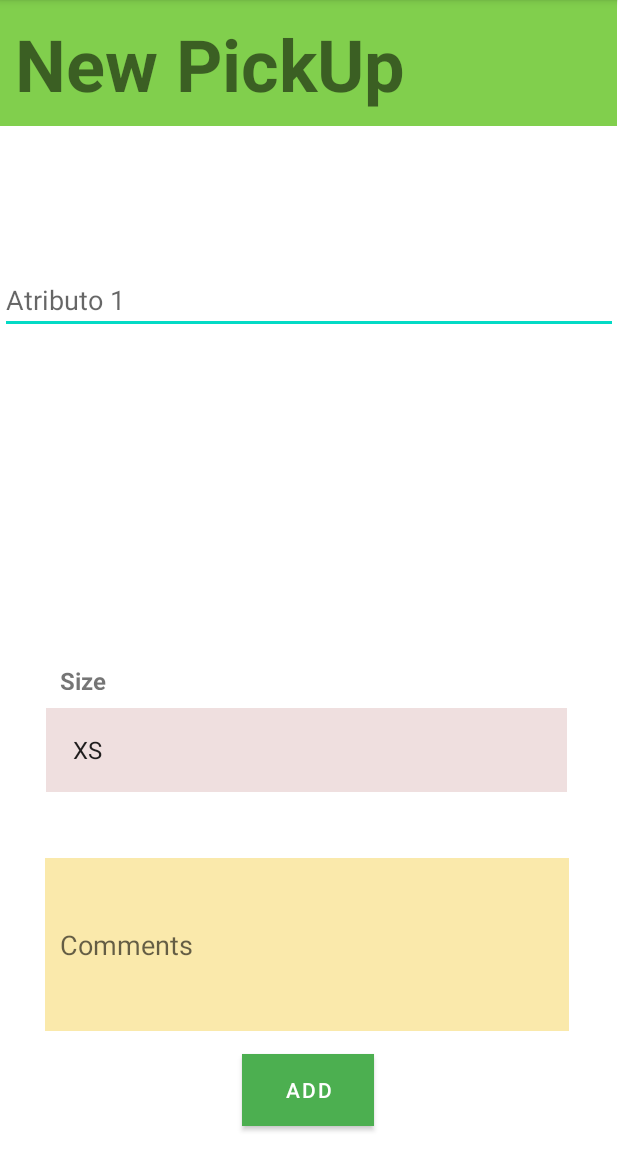
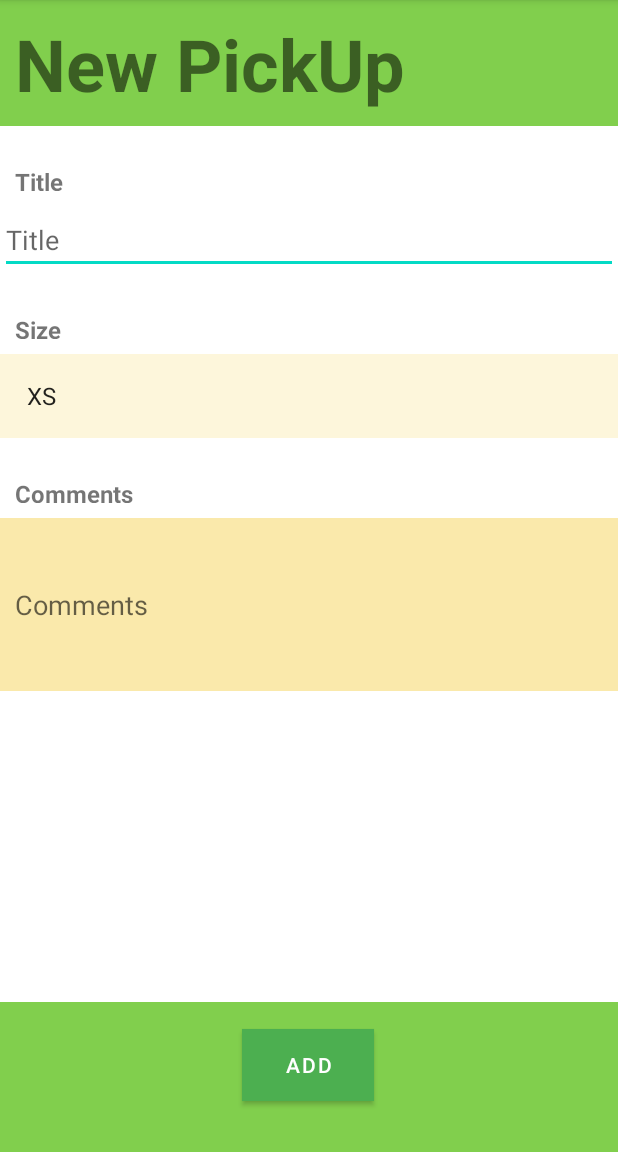
Before and after one commit to diego27wb/TFG_Android, an Android app: the screen it shows after launch (AgregarPickUpActivity), after a tap on "AGREGAR PICKUP", on a phone screen of 412 x 824 dp, the part 84-1236 px from its top. Run offline under Robolectric (Android 15) with nearby library versions, the phone set to English and light mode, and no system bars.

Commit message:
El pickup funciona pero un poco cutre

```diff
--- a/app/src/main/java/com/example/prueba05/DetallePickUpActivity.java
+++ b/app/src/main/java/com/example/prueba05/DetallePickUpActivity.java
@@ -38,10 +38,8 @@ public class DetallePickUpActivity extends AppCompatActivity {
         Geocoder geocoder = new Geocoder(DetallePickUpActivity.this, Locale.getDefault());
         try {
             List<Address> listAddress = geocoder.getFromLocation(pickUp.getPosition().getLatitude(),pickUp.getPosition().getLongitude(), 1);
-            //List<Address> listAddress = geocoder.getFromLocation(1.38,103.27, 1);
             if (listAddress.size()>0){
                 location.setText(listAddress.get(0).getCountryName().toString());
-                showToast(listAddress.get(0).getCountryCode().toString());
             }
         } catch(IOException e){
             showToast("ERROR");
--- a/app/src/main/java/com/example/prueba05/PickUpAdapter.java
+++ b/app/src/main/java/com/example/prueba05/PickUpAdapter.java
@@ -1,6 +1,8 @@
 package com.example.prueba05;
 
 import android.content.Context;
+import android.location.Address;
+import android.location.Geocoder;
 import android.view.LayoutInflater;
 import android.view.View;
 import android.view.ViewGroup;
@@ -10,7 +12,9 @@ import android.widget.TextView;
 import androidx.annotation.NonNull;
 import androidx.annotation.Nullable;
 
+import java.io.IOException;
 import java.util.List;
+import java.util.Locale;
 
 public class PickUpAdapter extends ArrayAdapter<PickUp> {
     public PickUpAdapter(Context context, List<PickUp> pickups){
@@ -28,10 +32,22 @@ public class PickUpAdapter extends ArrayAdapter<PickUp> {
         PickUp pickUp = getItem(position);
 
         TextView atributo1TextView = convertView.findViewById(R.id.titulo);
+        TextView pais = convertView.findViewById(R.id.pais);
 
         // Asigna los valores de los atributos a las vistas
         atributo1TextView.setText(pickUp.getTitulo());
 
+        Geocoder geocoder = new Geocoder(PickUpAdapter.this.getContext(), Locale.getDefault());
+        try {
+            List<Address> listAddress = geocoder.getFromLocation(pickUp.getPosition().getLatitude(),pickUp.getPosition().getLongitude(), 1);
+            if (listAddress.size()>0){
+                pais.setText(listAddress.get(0).getLocality().toString()+", "+listAddress.get(0).getCountryName().toString());
+                //pais.setText(listAddress.get(0).getCountryName().toString());
+            }
+        } catch(IOException e){
+            e.printStackTrace();
+        }
+
         return convertView;
     }
 }
--- a/app/src/main/res/layout/activity_agregar_pickup.xml
+++ b/app/src/main/res/layout/activity_agregar_pickup.xml
@@ -1,5 +1,6 @@
 <?xml version="1.0" encoding="utf-8"?>
-<androidx.constraintlayout.widget.ConstraintLayout xmlns:android="http://schemas.android.com/apk/res/android"
+<androidx.constraintlayout.widget.ConstraintLayout
+    xmlns:android="http://schemas.android.com/apk/res/android"
     xmlns:app="http://schemas.android.com/apk/res-auto"
     xmlns:tools="http://schemas.android.com/tools"
     android:layout_width="match_parent"
@@ -8,136 +9,113 @@
 
     <TextView
         android:id="@+id/titleTextView"
-        android:layout_width="411dp"
+        android:layout_width="0dp"
         android:layout_height="84dp"
-        android:layout_centerHorizontal="true"
         android:background="#81CF4D"
+        android:padding="10dp"
         android:text="New PickUp"
-        android:padding="10dp"
         android:textSize="48sp"
         android:textStyle="bold"
-        tools:ignore="MissingConstraints"
-        tools:layout_editor_absoluteX="-1dp"
-        tools:layout_editor_absoluteY="0dp" />
+        app:layout_constraintEnd_toEndOf="parent"
+        app:layout_constraintStart_toStartOf="parent"
+        app:layout_constraintTop_toTopOf="parent" />
 
+    <TextView
+        android:id="@+id/tituloTitle"
+        android:layout_width="0dp"
+        android:layout_height="37dp"
+        android:layout_marginTop="16dp"
+        android:drawablePadding="10dp"
+        android:padding="10dp"
+        android:text="Title"
+        android:textSize="16sp"
+        android:textStyle="bold"
+        app:layout_constraintEnd_toEndOf="parent"
+        app:layout_constraintStart_toStartOf="parent"
+        app:layout_constraintTop_toBottomOf="@+id/titleTextView" />
 
     <EditText
         android:id="@+id/titulo"
-        android:layout_width="match_parent"
+        android:layout_width="0dp"
         android:layout_height="wrap_content"
-        android:layout_marginTop="400dp"
-        android:hint="Atributo 1"
+        android:hint="Title"
         android:inputType="text"
-        app:layout_constraintBottom_toTopOf="@+id/titleTextView"
         app:layout_constraintEnd_toEndOf="parent"
         app:layout_constraintStart_toStartOf="parent"
-        app:layout_constraintTop_toTopOf="parent"
-        tools:ignore="MissingConstraints" />
-
-    <!--<Button
-        android:id="@+id/btnLocation"
-        android:layout_width="wrap_content"
-        android:layout_height="wrap_content"
-        android:layout_gravity="center"
-        android:layout_marginStart="130dp"
-        android:layout_marginTop="103dp"
-        android:layout_marginEnd="35dp"
-        android:layout_marginBottom="30dp"
-        android:paddingStart="20dp"
-        android:paddingTop="10dp"
-        android:paddingEnd="20dp"
-        android:paddingBottom="10dp"
-        android:text="Actual Location"
-        android:textColor="#FFFFFF"
-        android:textSize="16sp"
-        app:layout_constraintBottom_toTopOf="@+id/comboBoxTitle"
-        app:layout_constraintEnd_toEndOf="parent"
-        app:layout_constraintHorizontal_bias="1.0"
-        app:layout_constraintStart_toStartOf="parent"
-        app:layout_constraintTop_toBottomOf="@+id/titleTextView"
-        app:layout_constraintVertical_bias="1.0"
-        tools:ignore="MissingConstraints"
-
-    <TextView
-        android:id="@+id/locationTitle"
-        android:layout_width="347dp"
-        android:layout_height="37dp"
-        android:drawablePadding="10dp"
-        android:padding="10dp"
-        android:text="Select location"
-        android:textSize="16sp"
-        android:textStyle="bold"
-        app:layout_constraintBottom_toBottomOf="parent"
-        app:layout_constraintEnd_toEndOf="parent"
-        app:layout_constraintHorizontal_bias="0.468"
-        app:layout_constraintStart_toStartOf="parent"
-        app:layout_constraintTop_toTopOf="parent"
-        app:layout_constraintVertical_bias="0.481"
-        tools:ignore="MissingConstraints" /> />-->
+        app:layout_constraintTop_toBottomOf="@+id/tituloTitle" />
 
     <TextView
         android:id="@+id/comboBoxTitle"
-        android:layout_width="347dp"
+        android:layout_width="0dp"
         android:layout_height="37dp"
+        android:layout_marginTop="16dp"
         android:drawablePadding="10dp"
         android:padding="10dp"
         android:text="Size"
         android:textSize="16sp"
         android:textStyle="bold"
-        app:layout_constraintBottom_toBottomOf="parent"
         app:layout_constraintEnd_toEndOf="parent"
-        app:layout_constraintHorizontal_bias="0.468"
         app:layout_constraintStart_toStartOf="parent"
-        app:layout_constraintTop_toTopOf="parent"
-        app:layout_constraintVertical_bias="0.592"
-        tools:ignore="MissingConstraints" />
+        app:layout_constraintTop_toBottomOf="@+id/titulo" />
 
     <Spinner
         android:id="@+id/spinner"
-        android:layout_width="347dp"
+        android:layout_width="0dp"
         android:layout_height="56dp"
-        android:layout_alignParentTop="true"
-        android:layout_centerHorizontal="true"
-        android:layout_margin="16dp"
-        android:background="#EFDFDF"
+        android:background="#6DFAE9AB"
         android:padding="10dp"
         android:spinnerMode="dropdown"
-        app:layout_constraintBottom_toBottomOf="parent"
         app:layout_constraintEnd_toEndOf="parent"
-        app:layout_constraintHorizontal_bias="0.453"
         app:layout_constraintStart_toStartOf="parent"
-        app:layout_constraintTop_toTopOf="parent"
-        app:layout_constraintVertical_bias="0.671"
-        tools:ignore="MissingConstraints" />
+        app:layout_constraintTop_toBottomOf="@+id/comboBoxTitle" />
+
+    <TextView
+        android:id="@+id/commentsTitle"
+        android:layout_width="0dp"
+        android:layout_height="37dp"
+        android:layout_marginTop="16dp"
+        android:drawablePadding="10dp"
+        android:padding="10dp"
+        android:text="Comments"
+        android:textSize="16sp"
+        android:textStyle="bold"
+        app:layout_constraintEnd_toEndOf="parent"
+        app:layout_constraintStart_toStartOf="parent"
+        app:layout_constraintTop_toBottomOf="@+id/spinner" />
 
     <EditText
         android:id="@+id/comments"
-        android:layout_width="349dp"
+        android:layout_width="0dp"
         android:layout_height="115dp"
-        android:layout_centerHorizontal="true"
-        android:layout_margin="16dp"
         android:background="#FAE9AB"
         android:hint="Comments"
         android:padding="10dp"
-        app:layout_constraintBottom_toBottomOf="parent"
         app:layout_constraintEnd_toEndOf="parent"
-        app:layout_constraintHorizontal_bias="0.467"
         app:layout_constraintStart_toStartOf="parent"
-        app:layout_constraintTop_toTopOf="parent"
-        app:layout_constraintVertical_bias="0.896"
-        tools:ignore="MissingConstraints" />
+        app:layout_constraintTop_toBottomOf="@+id/commentsTitle" />
 
     <Button
         android:id="@+id/guardarButton"
         android:layout_width="wrap_content"
         android:layout_height="wrap_content"
+        android:layout_marginTop="225dp"
         android:background="#2196F3"
         android:text="Add"
-        app:layout_constraintBottom_toBottomOf="parent"
         app:layout_constraintEnd_toEndOf="parent"
         app:layout_constraintHorizontal_bias="0.498"
         app:layout_constraintStart_toStartOf="parent"
-        app:layout_constraintTop_toTopOf="parent"
-        app:layout_constraintVertical_bias="0.976" />
+        app:layout_constraintTop_toBottomOf="@+id/comments" />
+
+    <View
+        android:id="@+id/greenLine"
+        android:layout_width="0dp"
+        android:layout_height="100dp"
+        android:background="#81CF4D"
+        app:layout_constraintBottom_toBottomOf="parent"
+        app:layout_constraintEnd_toEndOf="parent"
+        app:layout_constraintHorizontal_bias="0.0"
+        app:layout_constraintStart_toStartOf="parent"
+        app:layout_constraintTop_toBottomOf="@+id/guardarButton"
+        app:layout_constraintVertical_bias="1.0" />
 
 </androidx.constraintlayout.widget.ConstraintLayout>
--- a/app/src/main/res/layout/activity_detalle_pickup.xml
+++ b/app/src/main/res/layout/activity_detalle_pickup.xml
@@ -1,42 +1,54 @@
 <?xml version="1.0" encoding="utf-8"?>
-<LinearLayout xmlns:android="http://schemas.android.com/apk/res/android"
+<LinearLayout
+    xmlns:android="http://schemas.android.com/apk/res/android"
     android:layout_width="match_parent"
     android:layout_height="match_parent"
     android:orientation="vertical"
-    android:padding="16dp">
+    android:padding="16dp"
+    android:background="#F2F2F2">
 
     <TextView
         android:id="@+id/tituloDetalle"
         android:layout_width="wrap_content"
         android:layout_height="wrap_content"
-        android:textSize="18sp"
-        android:text="Titulo"/>
+        android:textSize="22sp"
+        android:text="Titulo"
+        android:textColor="#333333"
+        android:paddingBottom="8dp"/>
 
     <TextView
         android:id="@+id/photoDetalle"
         android:layout_width="wrap_content"
         android:layout_height="wrap_content"
-        android:textSize="18sp"
-        android:text="Photo"/>
+        android:textSize="22sp"
+        android:text="Photo"
+        android:textColor="#333333"
+        android:paddingBottom="8dp"/>
 
     <TextView
         android:id="@+id/locationDetalle"
         android:layout_width="wrap_content"
         android:layout_height="wrap_content"
-        android:textSize="18sp"
-        android:text="Location"/>
+        android:textSize="22sp"
+        android:text="Location"
+        android:textColor="#333333"
+        android:paddingBottom="8dp"/>
 
     <TextView
         android:id="@+id/commentsDetalle"
         android:layout_width="wrap_content"
         android:layout_height="wrap_content"
-        android:textSize="18sp"
-        android:text="Comments"/>
+        android:textSize="22sp"
+        android:text="Comments"
+        android:textColor="#333333"
+        android:paddingBottom="8dp"/>
 
     <TextView
         android:id="@+id/sizeDetalle"
         android:layout_width="wrap_content"
         android:layout_height="wrap_content"
-        android:textSize="18sp"
-        android:text="Detalle"/>
+        android:textSize="22sp"
+        android:text="Detalle"
+        android:textColor="#333333"/>
+
 </LinearLayout>
--- a/app/src/main/res/layout/item_pickup.xml
+++ b/app/src/main/res/layout/item_pickup.xml
@@ -8,6 +8,15 @@
         android:id="@+id/titulo"
         android:layout_width="wrap_content"
         android:layout_height="wrap_content"
-        android:text="Titulo"/>
+        android:text="Titulo"
+        android:textSize="26sp"
+        android:textStyle="bold" />
+
+    <TextView
+        android:id="@+id/pais"
+        android:layout_width="wrap_content"
+        android:layout_height="wrap_content"
+        android:text="Pais"
+        android:textSize="16sp"/>
 
 </LinearLayout>
```
